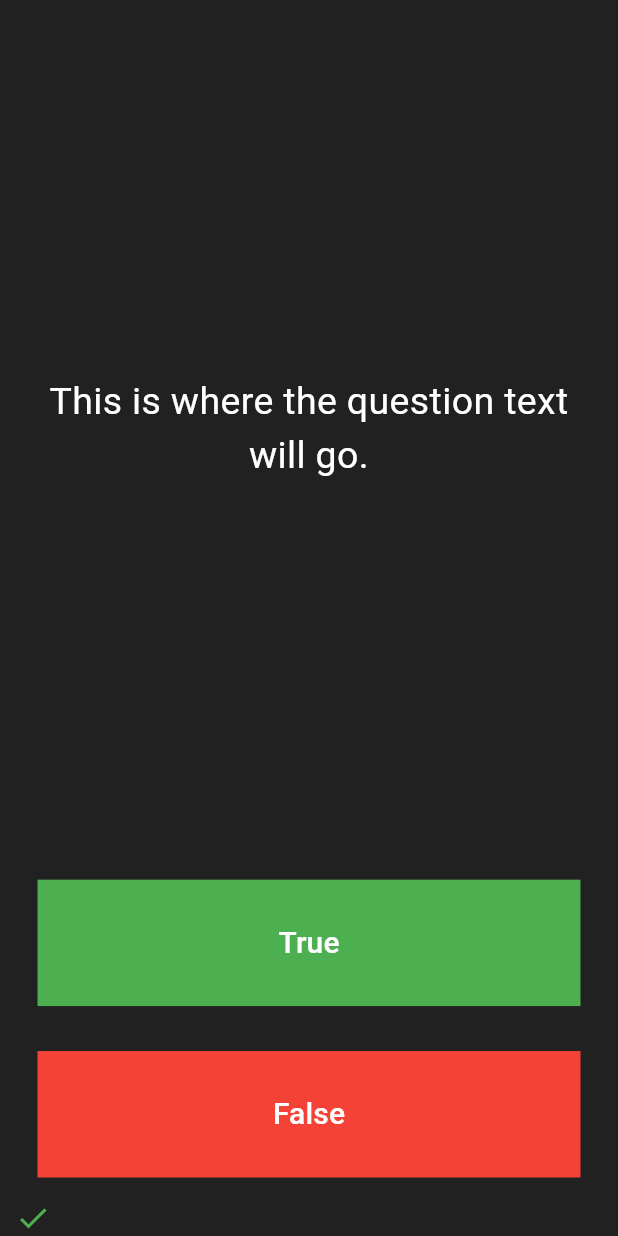
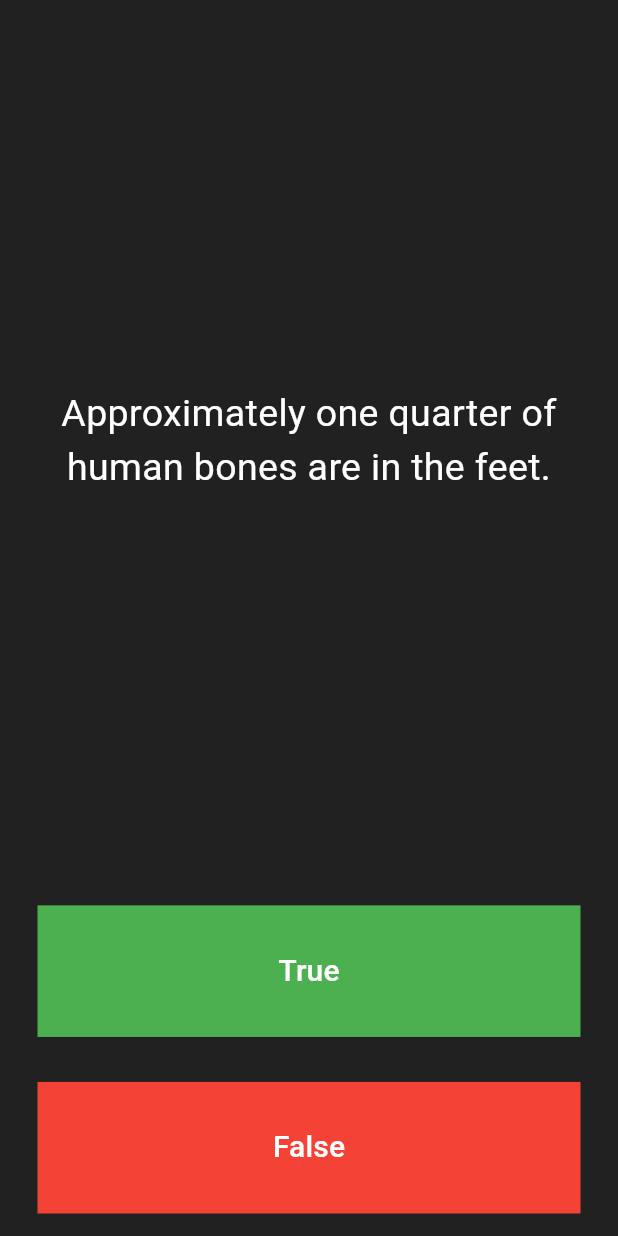
Before and after one commit to ramanaa77/flutter-learning-bootcamp, a Flutter app: the screen it shows after launch, after a tap on "True", on a phone screen of 412 x 824 dp. Run offline on Flutter 3.47's test engine with Material 3 defaults, Android fonts, the phone set to English and light mode, and no system bars; our stand-ins replace audioplayers.

Commit message:
updated main.dart

```diff
--- a/quizzler/lib/main.dart
+++ b/quizzler/lib/main.dart
@@ -1,4 +1,5 @@
 import 'package:flutter/material.dart';
+import 'question.dart';
 
 void main() => runApp(Quizzler());
 
@@ -29,6 +30,14 @@ class QuizPage extends StatefulWidget {
 }
 
 class _QuizPageState extends State<QuizPage> {
+  List<Icon> scoreKeeper = [];
+  List<Question> questionBank = [
+    Question(questionText: 'You can lead a cow down stairs but not up stairs.',questionAnswer: false),
+    Question(questionText: 'Approximately one quarter of human bones are in the feet.', questionAnswer: true),
+    Question(questionText: 'A slug\'s blood is green.', questionAnswer: true)
+  ];
+  int questionNumber = 0;
+
   @override
   Widget build(BuildContext context) {
     return Column(
@@ -41,12 +50,9 @@ class _QuizPageState extends State<QuizPage> {
             padding: EdgeInsets.all(10.0),
             child: Center(
               child: Text(
-                'This is where the question text will go.',
+                questionBank[questionNumber].questionText,
                 textAlign: TextAlign.center,
-                style: TextStyle(
-                  fontSize: 25.0,
-                  color: Colors.white,
-                ),
+                style: TextStyle(fontSize: 25.0, color: Colors.white),
               ),
             ),
           ),
@@ -56,18 +62,23 @@ class _QuizPageState extends State<QuizPage> {
             padding: EdgeInsets.all(15.0),
             child: TextButton(
               style: TextButton.styleFrom(
-                backgroundColor:Colors.green,
-                shape: RoundedRectangleBorder()
+                backgroundColor: Colors.green,
+                shape: RoundedRectangleBorder(),
               ),
               child: Text(
                 'True',
-                style: TextStyle(
-                  color: Colors.white,
-                  fontSize: 20.0,
-                ),
+                style: TextStyle(color: Colors.white, fontSize: 20.0),
               ),
               onPressed: () {
-                //The user picked true.
+                setState(() {
+                  bool correctAnswer = questionBank[questionNumber].questionAnswer;
+                  if(correctAnswer == true){
+                    print("user got it right.");
+                  } else {
+                    print("user got it wrong.");
+                  }
+                  questionNumber++;
+                });
               },
             ),
           ),
@@ -82,26 +93,31 @@ class _QuizPageState extends State<QuizPage> {
               ),
               child: Text(
                 'False',
-                style: TextStyle(
-                  fontSize: 20.0,
-                  color: Colors.white,
-                ),
+                style: TextStyle(fontSize: 20.0, color: Colors.white),
               ),
               onPressed: () {
                 //The user picked false.
+                setState(() {
+                  bool correctAnswer = questionBank[questionNumber].questionAnswer;
+                  if(correctAnswer == false){
+                    print("user got it right.");
+                  } else {
+                    print("user got it wrong.");
+                  }
+                  questionNumber++;
+                });
               },
             ),
           ),
         ),
-        Row(
-          children: [
-            Icon(
-              Icons.check,
-              color: Colors.green,
-            ),
-          ],
-        )
+        Row(children: scoreKeeper),
       ],
     );
   }
 }
+
+/*
+question1: 'You can lead a cow down stairs but not up stairs.', false,
+question2: 'Approximately one quarter of human bones are in the feet.', true,
+question3: 'A slug\'s blood is green.', true,
+*/
```
